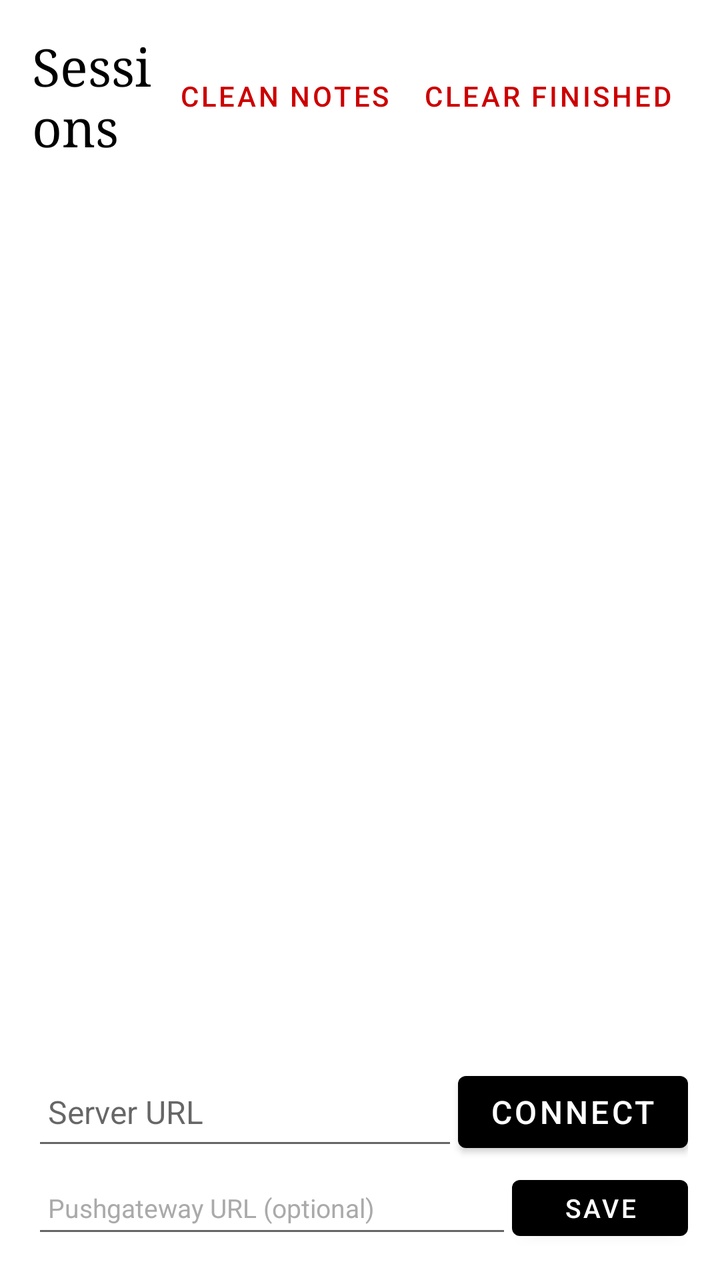
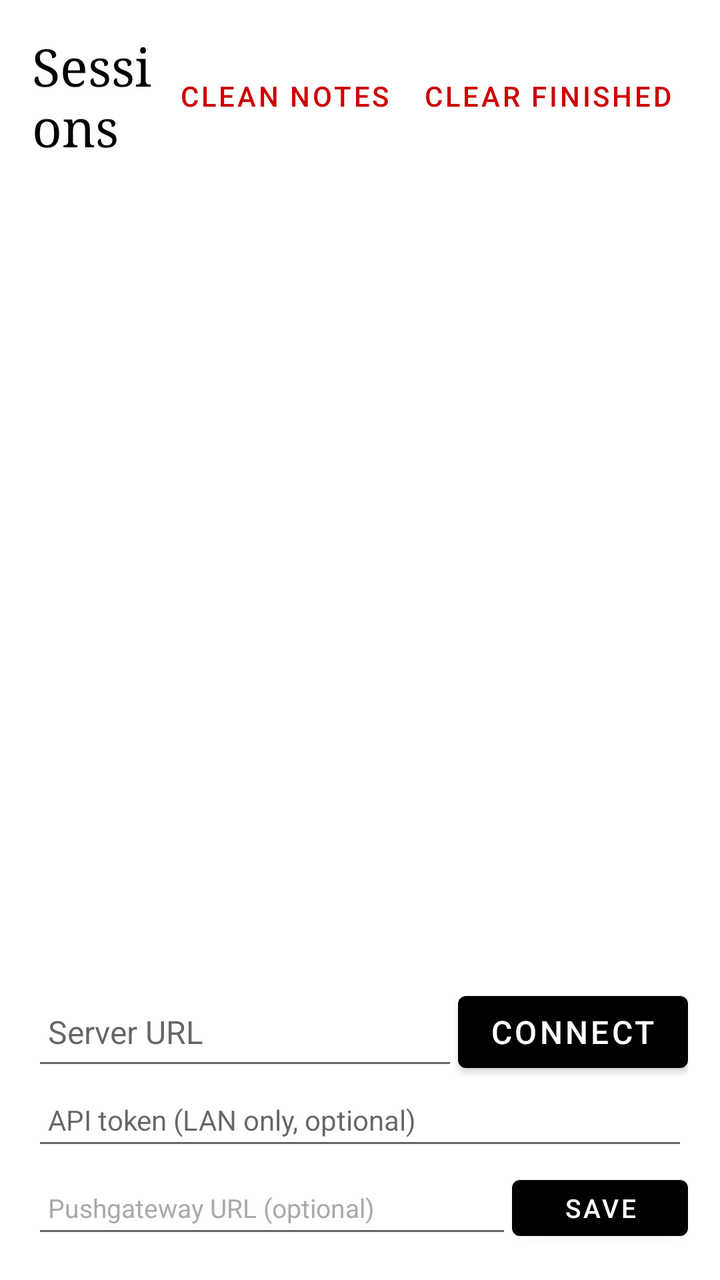

Before-and-after screenshots of an Android layout around one commit, followed by the original layout XML and the change that was made.
<!-- AndroidManifest.xml: application theme Theme.EinkBridge -->
<!-- res/layout/activity_main.xml -->
<?xml version="1.0" encoding="utf-8"?>
<FrameLayout xmlns:android="http://schemas.android.com/apk/res/android"
    android:layout_width="match_parent"
    android:layout_height="match_parent">

    <LinearLayout
        android:id="@+id/sessionListContainer"
        android:layout_width="match_parent"
        android:layout_height="match_parent"
        android:orientation="vertical"
        android:padding="16dp">

        <LinearLayout
            android:layout_width="match_parent"
            android:layout_height="wrap_content"
            android:orientation="horizontal"
            android:gravity="center_vertical"
            android:paddingBottom="16dp">

            <TextView
                android:layout_width="0dp"
                android:layout_height="wrap_content"
                android:layout_weight="1"
                android:text="Sessions"
                android:textSize="26sp"
                android:textColor="#000000"
                android:fontFamily="serif" />

            <Button
                android:id="@+id/btnCleanNotes"
                android:layout_width="wrap_content"
                android:layout_height="40dp"
                android:text="Clean notes"
                android:textSize="14sp"
                android:textColor="#CC0000"
                style="?android:attr/buttonBarButtonStyle" />

        <Button
                android:id="@+id/btnClearSessions"
                android:layout_width="wrap_content"
                android:layout_height="40dp"
                android:text="Clear finished"
                android:textSize="14sp"
                android:textColor="#CC0000"
                style="?android:attr/buttonBarButtonStyle" />
        </LinearLayout>

        <TextView
            android:id="@+id/serverUrl"
            android:layout_width="match_parent"
            android:layout_height="wrap_content"
            android:textSize="14sp"
            android:textColor="#333333"
            android:paddingBottom="12dp" />

        <androidx.recyclerview.widget.RecyclerView
            android:id="@+id/sessionList"
            android:layout_width="match_parent"
            android:layout_height="0dp"
            android:layout_weight="1" />

        <TextView
            android:id="@+id/emptyState"
            android:layout_width="match_parent"
            android:layout_height="0dp"
            android:layout_weight="1"
            android:gravity="center"
            android:text="No sessions yet"
            android:textSize="20sp"
            android:textColor="#999999"
            android:visibility="gone" />

        <LinearLayout
            android:layout_width="match_parent"
            android:layout_height="wrap_content"
            android:orientation="horizontal"
            android:paddingTop="12dp">

            <EditText
                android:id="@+id/serverInput"
                android:layout_width="0dp"
                android:layout_height="48dp"
                android:layout_weight="1"
                android:hint="Server URL"
                android:textSize="16sp"
                android:inputType="textUri"
                android:padding="8dp" />

            <Button
                android:id="@+id/connectBtn"
                android:layout_width="wrap_content"
                android:layout_height="48dp"
                android:text="Connect"
                android:textSize="16sp" />
        </LinearLayout>

        <LinearLayout
            android:layout_width="match_parent"
            android:layout_height="wrap_content"
            android:orientation="horizontal"
            android:paddingTop="4dp">

            <EditText
                android:id="@+id/metricsInput"
                android:layout_width="0dp"
                android:layout_height="40dp"
                android:layout_weight="1"
                android:hint="Pushgateway URL (optional)"
                android:textSize="13sp"
                android:inputType="textUri"
                android:padding="8dp"
                android:textColor="#555555"
                android:textColorHint="#AAAAAA" />

            <Button
                android:id="@+id/metricsBtn"
                android:layout_width="wrap_content"
                android:layout_height="40dp"
                android:text="Save"
                android:textSize="13sp" />
        </LinearLayout>
    </LinearLayout>

    <WebView
        android:id="@+id/webView"
        android:layout_width="match_parent"
        android:layout_height="match_parent"
        android:visibility="gone" />

    
    <com.flakm.einkbridge.StrokeView
        android:id="@+id/strokeView"
        android:layout_width="match_parent"
        android:layout_height="match_parent"
        android:clickable="false"
        android:focusable="false"
        android:visibility="gone" />

    
    <TextView
        android:id="@+id/routineStatus"
        android:layout_width="wrap_content"
        android:layout_height="wrap_content"
        android:layout_gravity="bottom|end"
        android:layout_marginBottom="76dp"
        android:layout_marginEnd="12dp"
        android:maxWidth="260dp"
        android:maxLines="2"
        android:textSize="12sp"
        android:textColor="#555555"
        android:background="#FFFFFF"
        android:padding="4dp"
        android:clickable="false"
        android:focusable="false"
        android:accessibilityLiveRegion="polite"
        android:visibility="gone" />

    
    <LinearLayout
        android:id="@+id/sizeDrawer"
        style="@style/Widget.Popover" />

    <LinearLayout
        android:id="@+id/colorDrawer"
        style="@style/Widget.Popover" />

    
    <ProgressBar
        android:id="@+id/agentProgress"
        style="?android:attr/progressBarStyleHorizontal"
        android:layout_width="match_parent"
        android:layout_height="4dp"
        android:layout_gravity="bottom"
        android:layout_marginBottom="@dimen/toolbar_height"
        android:max="100"
        android:progress="0"
        android:progressTint="#000000"
        android:progressBackgroundTint="#DDDDDD"
        android:indeterminate="false"
        android:visibility="gone" />

    
    <LinearLayout
        android:id="@+id/penToolbar"
        android:layout_width="match_parent"
        android:layout_height="@dimen/toolbar_height"
        android:layout_gravity="bottom"
        android:orientation="horizontal"
        android:background="@drawable/toolbar_background"
        android:gravity="center_vertical"
        android:paddingStart="@dimen/toolbar_padding"
        android:paddingEnd="@dimen/toolbar_padding"
        android:visibility="gone">

        
        <LinearLayout
            android:id="@+id/drawControls"
            android:layout_width="wrap_content"
            android:layout_height="match_parent"
            android:orientation="horizontal"
            android:gravity="center_vertical">

            <LinearLayout style="@style/Widget.ToolGroup">

                <ImageButton
                    android:id="@+id/btnPencil"
                    style="@style/Widget.ToolButton"
                    android:contentDescription="@string/btnPencil_desc"
                    android:src="@drawable/ic_pencil" />

                <ImageButton
                    android:id="@+id/btnBrush"
                    style="@style/Widget.ToolButton"
                    android:contentDescription="@string/btnBrush_desc"
                    android:src="@drawable/ic_brush" />

                <ImageButton
                    android:id="@+id/btnEraser"
                    style="@style/Widget.ToolButton"
                    android:contentDescription="@string/btnEraser_desc"
                    android:src="@drawable/ic_eraser" />

                <ImageButton
                    android:id="@+id/btnSize"
                    style="@style/Widget.ToolButton"
                    android:contentDescription="@string/btnSize_desc"
                    android:src="@drawable/ic_stroke_width" />

                <ImageButton
                    android:id="@+id/btnColor"
                    style="@style/Widget.ToolButton"
                    android:contentDescription="@string/btnColor_desc"
                    android:src="@drawable/ic_color" />
            </LinearLayout>

            <View style="@style/Widget.ToolbarRule" />
        </LinearLayout>

        
        <LinearLayout style="@style/Widget.ToolGroup">

            <ImageButton
                android:id="@+id/btnLink"
                style="@style/Widget.ToolButton"
                android:contentDescription="@string/btnLink_desc"
                android:src="@drawable/ic_lasso" />

            <ImageButton
                android:id="@+id/btnSelect"
                style="@style/Widget.ToolButton"
                android:contentDescription="@string/btnSelect_desc"
                android:src="@drawable/ic_move" />
        </LinearLayout>

        
        <LinearLayout
            android:id="@+id/contextBar"
            android:layout_width="wrap_content"
            android:layout_height="match_parent"
            android:orientation="horizontal"
            android:gravity="center_vertical"
            android:visibility="gone">

            <View style="@style/Widget.ToolbarRule" />

            <LinearLayout style="@style/Widget.ToolGroup">

                <ImageButton
                    android:id="@+id/btnReOcr"
                    style="@style/Widget.ToolButton"
                    android:contentDescription="@string/btnReOcr_desc"
                    android:src="@drawable/ic_refresh" />

                <ImageButton
                    android:id="@+id/btnRemoveGroup"
                    style="@style/Widget.ToolButton"
                    android:contentDescription="@string/btnRemoveGroup_desc"
                    android:src="@drawable/ic_delete" />
            </LinearLayout>
        </LinearLayout>

        <View style="@style/Widget.ToolbarRule" />

        
        <ImageButton
            android:id="@+id/btnAnnotations"
            style="@style/Widget.ToolButton"
            android:contentDescription="@string/btnAnnotations_desc"
            android:src="@drawable/ic_visibility" />

        <View
            android:id="@+id/toolbarSpacer"
            android:layout_width="0dp"
            android:layout_height="1dp"
            android:layout_weight="1" />

        
        <LinearLayout style="@style/Widget.ToolGroup">

            <ImageButton
                android:id="@+id/btnUndo"
                style="@style/Widget.ToolButton"
                android:contentDescription="@string/btnUndo_desc"
                android:src="@drawable/ic_undo" />

            <ImageButton
                android:id="@+id/btnClear"
                style="@style/Widget.ToolButton"
                android:contentDescription="@string/btnClear_desc"
                android:src="@drawable/ic_clear" />
        </LinearLayout>

        <View style="@style/Widget.ToolbarRule" />

        
        <LinearLayout style="@style/Widget.ToolGroup">

            <androidx.appcompat.widget.AppCompatButton
                android:id="@+id/btnRequestUpdate"
                style="@style/Widget.ActionButton"
                android:text="@string/action_update" />

            <androidx.appcompat.widget.AppCompatButton
                android:id="@+id/btnSubmit"
                style="@style/Widget.ActionButton.Primary"
                android:text="@string/action_done" />
        </LinearLayout>
    </LinearLayout>

    
    <LinearLayout
        android:id="@+id/processingOverlay"
        android:layout_width="match_parent"
        android:layout_height="wrap_content"
        android:layout_gravity="top"
        android:background="#CC000000"
        android:gravity="center"
        android:orientation="horizontal"
        android:padding="12dp"
        android:visibility="gone">

        <ProgressBar
            style="?android:attr/progressBarStyleSmall"
            android:layout_width="24dp"
            android:layout_height="24dp"
            android:indeterminateTint="#FFFFFF" />

        <TextView
            android:id="@+id/processingStatus"
            android:layout_width="0dp"
            android:layout_height="wrap_content"
            android:layout_weight="1"
            android:text="Processing..."
            android:textColor="#FFFFFF"
            android:textSize="16sp"
            android:layout_marginStart="8dp" />

        <Button
            android:id="@+id/btnCancelProcessing"
            style="?android:attr/buttonBarButtonStyle"
            android:layout_width="wrap_content"
            android:layout_height="wrap_content"
            android:text="✕"
            android:textColor="#FFFFFF"
            android:textSize="20sp"
            android:minWidth="44dp"
            android:minHeight="44dp" />
    </LinearLayout>

</FrameLayout>
<!-- resources referenced by this layout -->
<resources>
  <dimen name="toolbar_height">72dp</dimen>
  <dimen name="toolbar_padding">8dp</dimen>
  <!-- drawable ic_clear (drawable) -->
  <vector xmlns:android="http://schemas.android.com/apk/res/android"
      android:width="24dp"
      android:height="24dp"
      android:viewportWidth="24"
      android:viewportHeight="24">
      <path
          android:fillColor="#000000"
          android:pathData="M19,6.41L17.59,5 12,10.59 6.41,5 5,6.41 10.59,12 5,17.59 6.41,19 12,13.41 17.59,19 19,17.59 13.41,12z"/>
  </vector>
  <!-- drawable ic_delete (drawable) -->
  <vector xmlns:android="http://schemas.android.com/apk/res/android"
      android:width="24dp"
      android:height="24dp"
      android:viewportWidth="24"
      android:viewportHeight="24">
      <path
          android:fillColor="#000000"
          android:pathData="M6,19c0,1.1 0.9,2 2,2h8c1.1,0 2,-0.9 2,-2V7H6v12zM19,4h-3.5l-1,-1h-5l-1,1H5v2h14V4z"/>
  </vector>
  <!-- drawable ic_stroke_width (drawable) -->
  <vector xmlns:android="http://schemas.android.com/apk/res/android"
      android:width="24dp"
      android:height="24dp"
      android:viewportWidth="24"
      android:viewportHeight="24">
      <path
          android:fillColor="#000000"
          android:pathData="M3,17h18v-2H3v2zM3,20h18v-1H3v1zM3,13h18v-3H3v3zM3,4v4h18V4H3z"/>
  </vector>
  <string name="action_done">DONE</string>
  <string name="action_update">UPDATE</string>
  <string name="btnAnnotations_desc">Show annotations</string>
  <string name="btnBrush_desc">Brush</string>
  <string name="btnClear_desc">Clear all ink</string>
  <string name="btnColor_desc">Ink colour</string>
  <string name="btnEraser_desc">Eraser</string>
  <string name="btnLink_desc">Link to text</string>
  <string name="btnPencil_desc">Draw</string>
  <string name="btnReOcr_desc">Recognise again</string>
  <string name="btnRemoveGroup_desc">Remove link</string>
  <string name="btnSelect_desc">Move ink</string>
  <string name="btnSize_desc">Stroke size</string>
  <string name="btnUndo_desc">Undo</string>
  <style name="Widget.ActionButton.Primary">
          <item name="android:textColor">#FFFFFF</item>
          <item name="android:background">@drawable/action_button_primary_background</item>
          <item name="android:backgroundTint">@null</item>
      </style>
  <style name="Widget.ToolGroup" parent="">
          <item name="android:layout_width">wrap_content</item>
          <item name="android:layout_height">match_parent</item>
          <item name="android:orientation">horizontal</item>
          <item name="android:gravity">center_vertical</item>
          <item name="android:divider">@drawable/toolbar_gap</item>
          <item name="android:showDividers">middle</item>
      </style>
  <style name="Theme.EinkBridge" parent="Theme.MaterialComponents.Light.NoActionBar">
          <item name="colorPrimary">#000000</item>
          <item name="colorOnPrimary">#FFFFFF</item>
          <item name="android:windowBackground">#FFFFFF</item>
      </style>
  <dimen name="toolbar_rule_width">2dp</dimen>
  <dimen name="tool_button_size">56dp</dimen>
  <dimen name="action_button_min_width">108dp</dimen>
  <dimen name="popover_height">48dp</dimen>
  <!-- drawable popover_background (drawable) -->
  <?xml version="1.0" encoding="utf-8"?>
  <shape xmlns:android="http://schemas.android.com/apk/res/android" android:shape="rectangle">
      <solid android:color="#FFFFFF" />
      <stroke android:width="@dimen/toolbar_rule_width" android:color="#000000" />
      <corners android:radius="10dp" />
  </shape>
  <dimen name="popover_margin">8dp</dimen>
  <dimen name="tool_icon_padding">18dp</dimen>
  <!-- drawable toolbar_gap (drawable) -->
  <?xml version="1.0" encoding="utf-8"?>
  <shape xmlns:android="http://schemas.android.com/apk/res/android">
      <size android:width="@dimen/toolbar_gap" />
      <solid android:color="@android:color/transparent" />
  </shape>
  <dimen name="toolbar_rule_height">40dp</dimen>
  <dimen name="toolbar_group_gap">6dp</dimen>
  <dimen name="toolbar_gap">4dp</dimen>
  <!-- unchanged entries left out for length: 17 -->
</resources>

<!-- the commit's change to res/layout/activity_main.xml (unified diff, before → after) -->
@@ -93,6 +93,16 @@
                 android:text="Connect"
                 android:textSize="16sp" />
         </LinearLayout>
+
+        
+        <EditText
+            android:id="@+id/tokenInput"
+            android:layout_width="match_parent"
+            android:layout_height="40dp"
+            android:hint="API token (LAN only, optional)"
+            android:textSize="14sp"
+            android:inputType="textPassword"
+            android:padding="8dp" />
 
         <LinearLayout
             android:layout_width="match_parent"
